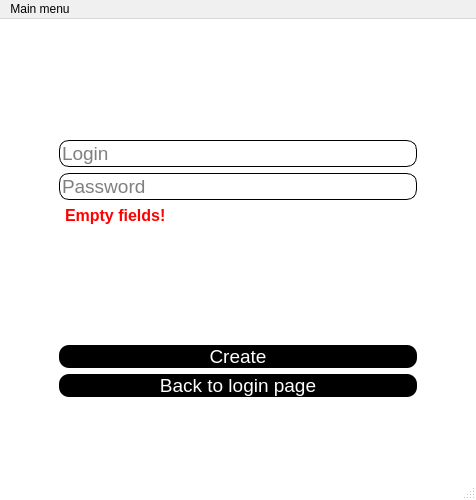
First picture: the form in mainwindow.ui, repository ihareal/budgeting, before the edit.
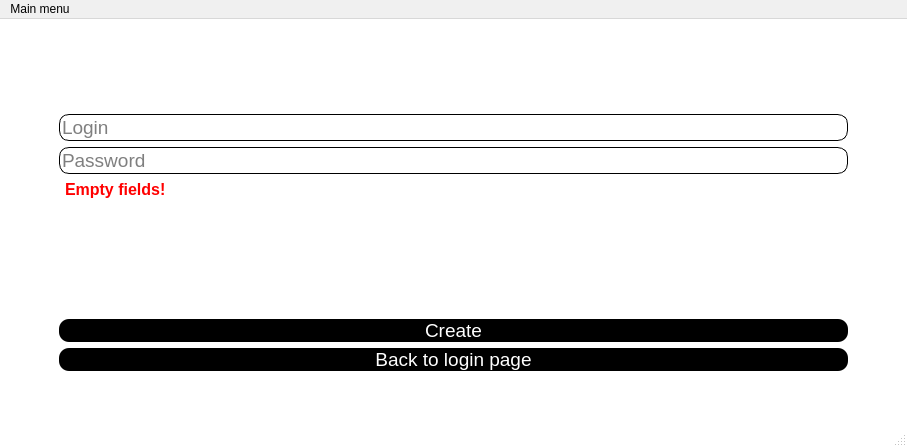
Second picture: the form after the edit. The open tabs and pages were chosen to show the change.

```diff
--- a/mainwindow.ui
+++ b/mainwindow.ui
@@ -6,8 +6,8 @@
    <rect>
     <x>0</x>
     <y>0</y>
-    <width>476</width>
-    <height>500</height>
+    <width>907</width>
+    <height>447</height>
    </rect>
   </property>
   <property name="font">
@@ -455,6 +455,12 @@
        </layout>
       </widget>
       <widget class="QWidget" name="createNewAccountPage">
+       <property name="minimumSize">
+        <size>
+         <width>415</width>
+         <height>241</height>
+        </size>
+       </property>
        <layout class="QFormLayout" name="formLayout_3">
         <property name="leftMargin">
          <number>50</number>
@@ -643,7 +649,7 @@
     <rect>
      <x>0</x>
      <y>0</y>
-     <width>476</width>
+     <width>907</width>
      <height>20</height>
     </rect>
    </property>
```
Left out of the diff: 8 changed lines with no effect on the pictures.
